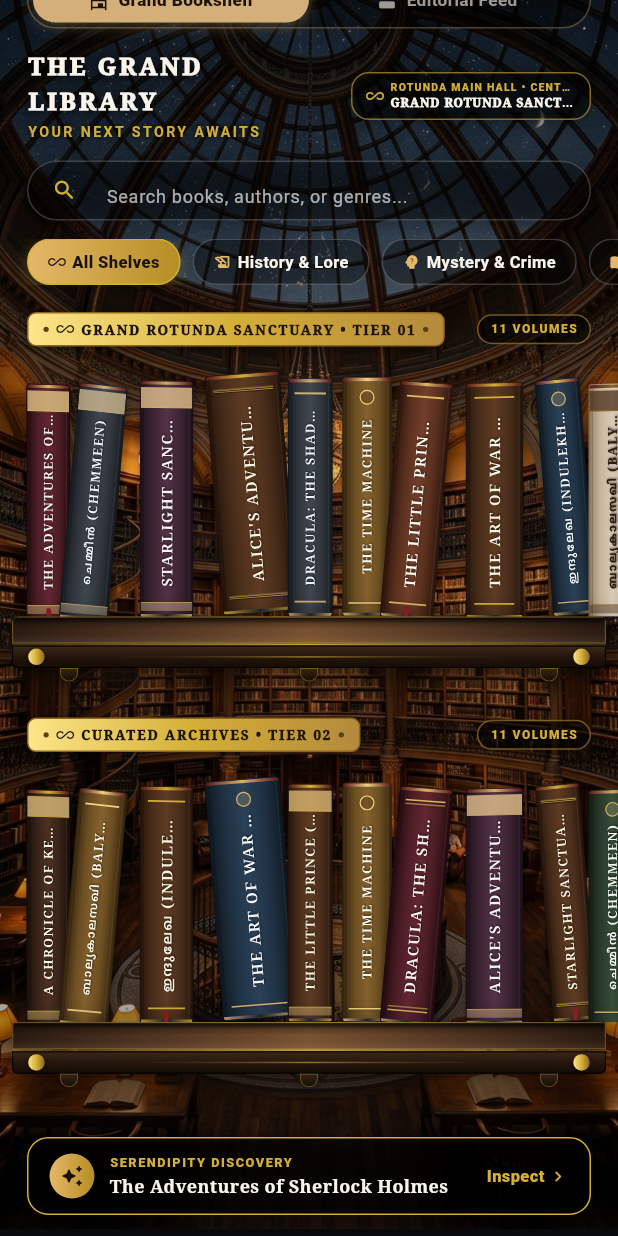
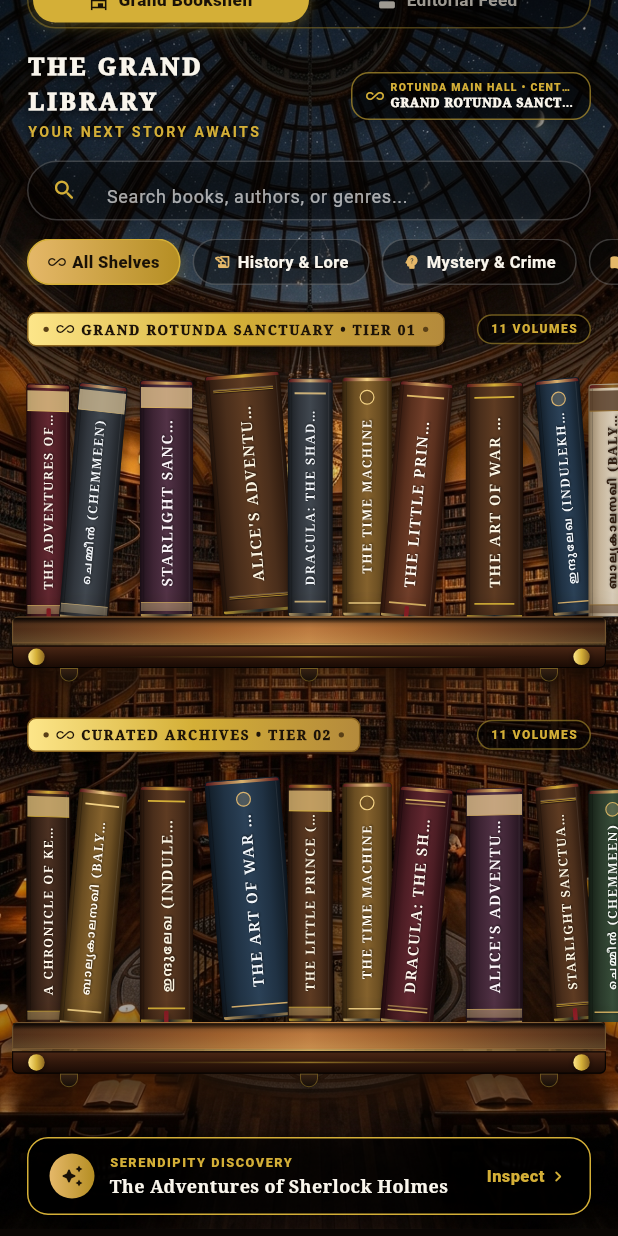
Before and after one commit to Arjun2628/MyShelf, a Flutter app: the ExploreScreen screen opened directly with empty values, scrolled down 122 dp, on a phone screen of 412 x 824 dp. Run offline on Flutter 3.47's test engine with Material 3 defaults, Android fonts, the phone set to English and light mode, and no system bars; our stand-ins replace file_picker, flutter_local_notifications, flutter_tts, hive_flutter, image_picker, shared_preferences; missing offline and left inert: flutter_tesseract_ocr, google_mlkit_text_recognition, syncfusion_flutter_pdf; accounts and stored records are empty.

Commit message:
feat(explore): enhance bookshelf and canvas with warm mahogany, amber lacquer sheen and antique brass tones

```diff
--- a/lib/features/explore/presentation/screens/explore_screen.dart
+++ b/lib/features/explore/presentation/screens/explore_screen.dart
@@ -149,10 +149,10 @@ class _ExploreScreenState extends State<ExploreScreen> {
   Widget build(BuildContext context) {
     // Explore is exclusively presented in atmospheric dark rotunda mode
     const isDark = true;
-    const canvasBg = Color(0xFF0F1216);
+    const canvasBg = Color(0xFF140C07);
     const titleColor = Color(0xFFF9F5EC);
-    const subColor = Color(0xFFD4AF7A);
-    const accentColor = Color(0xFFD4AF7A);
+    const subColor = Color(0xFFD4AF37);
+    const accentColor = Color(0xFFD4AF37);
 
     return Scaffold(
       backgroundColor: canvasBg,
--- a/lib/features/explore/presentation/widgets/grand_bookshelf_wall_widget.dart
+++ b/lib/features/explore/presentation/widgets/grand_bookshelf_wall_widget.dart
@@ -1555,22 +1555,24 @@ class _GrandBookshelfWallWidgetState extends State<GrandBookshelfWallWidget>
     required bool isDark,
     required Color goldAccent,
   }) {
-    // Rich deep mahogany wood tone palette
+    // Rich, authentic antique polished mahogany & amber library shelf wood tones
     const topDeckColors = [
-      Color(0xFF2A1A10),
-      Color(0xFF4A301E),
-      Color(0xFF7A5230), // Center lamp sheen highlight
-      Color(0xFF4A301E),
-      Color(0xFF2A1A10),
+      Color(0xFF331A0E), // Deep outer grain
+      Color(0xFF5E341B), // Warm burnished mahogany
+      Color(0xFF965727), // Luminous amber timber
+      Color(0xFFBA773E), // Central warm library lamp reflection sheen
+      Color(0xFF965727), // Luminous amber timber
+      Color(0xFF5E341B), // Warm burnished mahogany
+      Color(0xFF331A0E), // Deep outer grain
     ];
 
     const fasciaFaceColors = [
-      Color(0xFF3E2818),
-      Color(0xFF25160D),
-      Color(0xFF140B06),
+      Color(0xFF4C2715), // Milled top bullnose bevel
+      Color(0xFF30170B), // Solid dark walnut core
+      Color(0xFF180A04), // Shadowed underside base
     ];
 
-    const edgeHighlight = Color(0xFFD4AF37);
+    const edgeHighlight = Color(0xFFE2BC6A);
 
     return Padding(
       padding: const EdgeInsets.symmetric(horizontal: 8),
@@ -1584,13 +1586,13 @@ class _GrandBookshelfWallWidgetState extends State<GrandBookshelfWallWidget>
               boxShadow: [
                 // Deep Ambient Occlusion Drop Shadow onto the Library Wall
                 BoxShadow(
-                  color: Colors.black.withValues(alpha: 0.60),
+                  color: Colors.black.withValues(alpha: 0.65),
                   blurRadius: 18,
                   offset: const Offset(0, 8),
                 ),
                 // Rich Under-Shelf Warm Ambient Hearth Glow
                 BoxShadow(
-                  color: const Color(0xFF1E1005).withValues(alpha: 0.45),
+                  color: const Color(0xFF3A1C08).withValues(alpha: 0.55),
                   blurRadius: 24,
                   offset: const Offset(0, 12),
                 ),
@@ -1605,7 +1607,7 @@ class _GrandBookshelfWallWidgetState extends State<GrandBookshelfWallWidget>
                   decoration: BoxDecoration(
                     gradient: const LinearGradient(
                       colors: topDeckColors,
-                      stops: [0.0, 0.20, 0.50, 0.80, 1.0],
+                      stops: [0.0, 0.16, 0.35, 0.50, 0.65, 0.84, 1.0],
                     ),
                     borderRadius: const BorderRadius.only(
                       topLeft: Radius.circular(4),
@@ -1618,7 +1620,7 @@ class _GrandBookshelfWallWidgetState extends State<GrandBookshelfWallWidget>
                   ),
                   child: Stack(
                     children: [
-                      // Perspective Gradient Receding into Wall Depth
+                      // Perspective Gradient Receding into Wall Depth with Warm Amber Luster
                       Positioned.fill(
                         child: Container(
                           decoration: BoxDecoration(
@@ -1626,11 +1628,11 @@ class _GrandBookshelfWallWidgetState extends State<GrandBookshelfWallWidget>
                               begin: Alignment.topCenter,
                               end: Alignment.bottomCenter,
                               colors: [
-                                Colors.black.withValues(alpha: 0.45), // Rear shadow line against wall
-                                Colors.transparent,
-                                Colors.white.withValues(alpha: 0.08), // Front tabletop sheen
+                                Colors.black.withValues(alpha: 0.50), // Rear shadow line against wall
+                                const Color(0xFFC88A4B).withValues(alpha: 0.16), // Warm amber wood grain luster
+                                const Color(0xFFFDE68A).withValues(alpha: 0.20), // Front tabletop sheen
                               ],
-                              stops: const [0.0, 0.50, 1.0],
+                              stops: const [0.0, 0.45, 1.0],
                             ),
                           ),
                         ),
@@ -1647,7 +1649,7 @@ class _GrandBookshelfWallWidgetState extends State<GrandBookshelfWallWidget>
                               begin: Alignment.topCenter,
                               end: Alignment.bottomCenter,
                               colors: [
-                                Colors.black.withValues(alpha: 0.65),
+                                Colors.black.withValues(alpha: 0.70),
                                 Colors.transparent,
                               ],
                             ),
```
